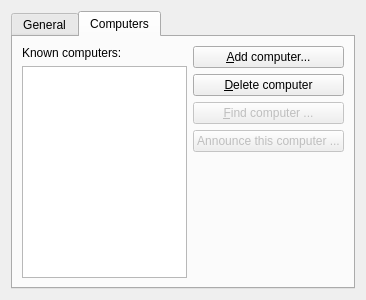
Old version of the form configwidget.ui in the repository KDE/ksecrets.
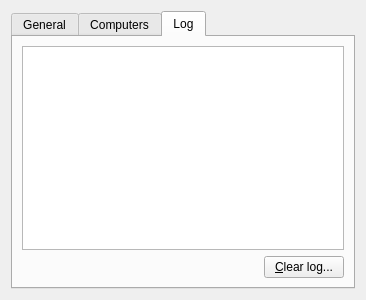
New version of the form. The open tabs and pages were chosen to show the change. Custom widgets are drawn as their Qt base class.

```diff
--- a/configwidget.ui
+++ b/configwidget.ui
@@ -191,6 +191,47 @@
        </item>
       </layout>
      </widget>
+     <widget class="QWidget" name="tab">
+      <attribute name="title">
+       <string>Log</string>
+      </attribute>
+      <layout class="QVBoxLayout" name="verticalLayout_6">
+       <item>
+        <widget class="QPlainTextEdit" name="_logView">
+         <property name="readOnly">
+          <bool>true</bool>
+         </property>
+         <property name="plainText">
+          <string notr="true"/>
+         </property>
+        </widget>
+       </item>
+       <item>
+        <layout class="QHBoxLayout" name="horizontalLayout_4">
+         <item>
+          <spacer name="horizontalSpacer_3">
+           <property name="orientation">
+            <enum>Qt::Horizontal</enum>
+           </property>
+           <property name="sizeHint" stdset="0">
+            <size>
+             <width>40</width>
+             <height>20</height>
+            </size>
+           </property>
+          </spacer>
+         </item>
+         <item>
+          <widget class="KPushButton" name="_clearLogBtn">
+           <property name="text">
+            <string>&amp;Clear log...</string>
+           </property>
+          </widget>
+         </item>
+        </layout>
+       </item>
+      </layout>
+     </widget>
     </widget>
    </item>
   </layout>
@@ -201,6 +242,11 @@
    <extends>QSpinBox</extends>
    <header>knuminput.h</header>
   </customwidget>
+  <customwidget>
+   <class>KPushButton</class>
+   <extends>QPushButton</extends>
+   <header>kpushbutton.h</header>
+  </customwidget>
  </customwidgets>
  <resources/>
  <connections/>
```
Left out of the diff: 30 changed lines with no effect on the pictures.
